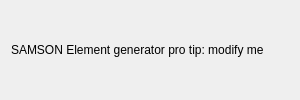
Before: the Qt Designer form AdenitaCoreSE/form/SEDNATwisterEditorGUI.ui in edellano/Adenita-SAMSON-Edition, drawn with Qt 5.
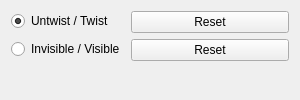
After: the same form once the commit is applied.

Commit message: added visibility editor (with sphere probe)

Diff of the .ui file:
```diff
--- a/AdenitaCoreSE/form/SEDNATwisterEditorGUI.ui
+++ b/AdenitaCoreSE/form/SEDNATwisterEditorGUI.ui
@@ -21,11 +21,39 @@
   </property>
   <layout class="QVBoxLayout" name="verticalLayout">
    <item>
-    <widget class="QLabel" name="label">
-     <property name="text">
-      <string>SAMSON Element generator pro tip: modify me</string>
-     </property>
-    </widget>
+    <layout class="QFormLayout" name="formLayout">
+     <item row="0" column="0">
+      <widget class="QRadioButton" name="rdbUntwist">
+       <property name="text">
+        <string>Untwist / Twist</string>
+       </property>
+       <property name="checked">
+        <bool>true</bool>
+       </property>
+      </widget>
+     </item>
+     <item row="0" column="1">
+      <widget class="QPushButton" name="btnResetUntwist">
+       <property name="text">
+        <string>Reset</string>
+       </property>
+      </widget>
+     </item>
+     <item row="1" column="0">
+      <widget class="QRadioButton" name="rdbInvisible">
+       <property name="text">
+        <string>Invisible / Visible</string>
+       </property>
+      </widget>
+     </item>
+     <item row="1" column="1">
+      <widget class="QPushButton" name="btnResetInvisible">
+       <property name="text">
+        <string>Reset</string>
+       </property>
+      </widget>
+     </item>
+    </layout>
    </item>
   </layout>
  </widget>
```
Left out of the diff: 73 changed lines with no effect on the pictures. The commit also changes 5 other files.
